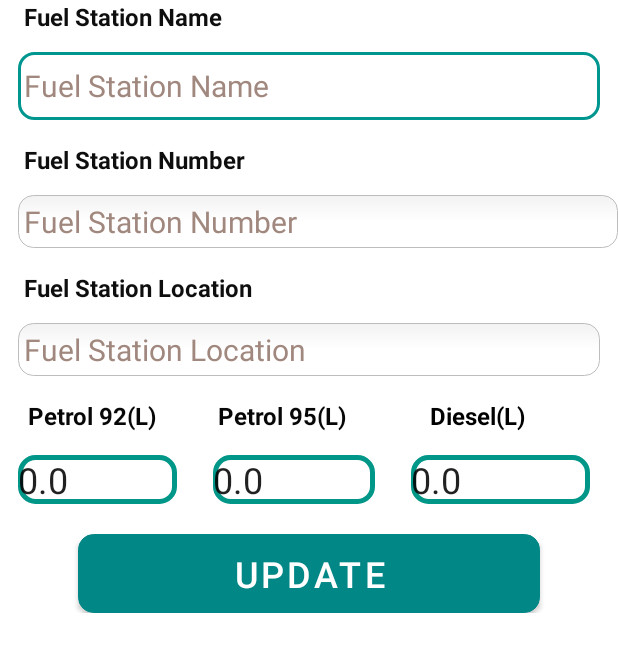
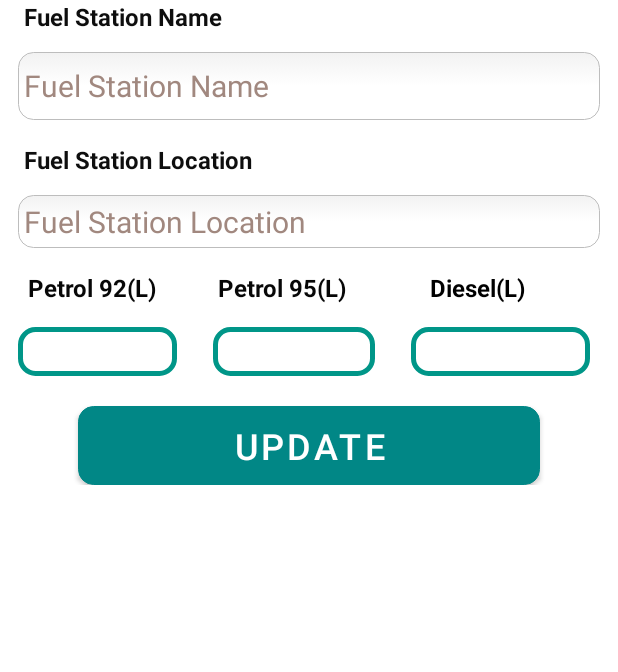
Before and after one commit to Isini-Dananjana/My-Fuel-App, an Android app: the AdminHome screen opened directly, with no data from a screen before it, after a tap on "Update Fuel Locator", on a phone screen of 412 x 824 dp, the part 328-1000 px from its top. Run offline under Robolectric (Android 15) with nearby library versions, the phone set to English and light mode, and no system bars; Roboto replaces fonts that are not available here; 9 statements that could not run were skipped.

Commit message:
implemented admin fuel update

```diff
--- a/app/src/main/java/com/example/myfuelapp/AddFuelLoactor.java
+++ b/app/src/main/java/com/example/myfuelapp/AddFuelLoactor.java
@@ -4,30 +4,41 @@ import androidx.appcompat.app.AppCompatActivity;
 
 import android.content.Intent;
 import android.os.Bundle;
+import android.util.Log;
+import android.view.View;
+import android.widget.Button;
 import android.widget.EditText;
+import android.widget.Toast;
 
 import java.util.List;
 
 import model.FuelStationModel;
 import model.FuelTypeModel;
+import remote.APIUtils;
+import remote.FuelStationService;
+import retrofit2.Call;
+import retrofit2.Callback;
+import retrofit2.Response;
 
 public class AddFuelLoactor extends AppCompatActivity {
     FuelStationModel fuelStation;
     EditText stationName, stationLocation, petrol92, petrol95, diesel;
-    double p92;
-    double p95;
-    double d;
+    FuelTypeModel p92, p95, d;
     List<FuelTypeModel> fuelTypeList;
-
+    FuelStationService fuelStationService;
+    Button btnUpdate;
+    boolean valid;
 
     @Override
     protected void onCreate(Bundle savedInstanceState) {
         super.onCreate(savedInstanceState);
         setContentView(R.layout.activity_add_fuel_loactor);
 
+        btnUpdate = (Button) findViewById(R.id.btnUpdateFuelStationAdmin);
+        valid = false;
         Intent intent = getIntent();
         fuelStation = (FuelStationModel) intent.getSerializableExtra("FUEL_STATION_DETAILS");
-
+        fuelStationService = APIUtils.getFuelStationService();
         stationName = findViewById(R.id.etFuelStationName);
         stationLocation = findViewById(R.id.etFuelStationLocation2);
         petrol92 = findViewById(R.id.editTextPetrol92);
@@ -37,22 +48,72 @@ public class AddFuelLoactor extends AppCompatActivity {
         stationName.setText(fuelStation.getName());
         stationLocation.setText(fuelStation.getArea());
 
+        stationName.setFocusable(false);
+        stationLocation.setFocusable(false);
+
         fuelTypeList = fuelStation.getFuelTypes();
         //Get fuel types
         for (FuelTypeModel fuelType : fuelTypeList) {
             if (fuelType.getFuelType().equals("P95")) {
-                p95 = fuelType.getNoOfLitters();
-            } else if (fuelType.getFuelType().equals("P92")) {
-                p92 = fuelType.getNoOfLitters();
-            } else {
-                d = fuelType.getNoOfLitters();
+                p95 = fuelType;
+            }
+            else if (fuelType.getFuelType().equals("P92")) {
+                p92 = fuelType;
+            }
+            else {
+                d = fuelType;
+            }
+        }
+        petrol92.setText(Double.toString(p92.getNoOfLitters()));
+        petrol95.setText(Double.toString(p95.getNoOfLitters()));
+        diesel.setText(Double.toString(d.getNoOfLitters()));
+    }
+
+    public void onClick(View view) {
+        switch(view.getId()){
+            case R.id.btnUpdateFuelStationAdmin:
+                if (valid){
+                    p92.setNoOfLitters(Double.parseDouble(petrol92.getText().toString()));
+                    p95.setNoOfLitters(Double.parseDouble(petrol95.getText().toString()));
+                    d.setNoOfLitters(Double.parseDouble(diesel.getText().toString()));
+                    fuelStation.setFuelTypes(fuelTypeList);
+                    updateFuelStation(fuelStation);
+                }
+                break;
+        }
+    }
+
+    public void validate(){
+        if(Double.parseDouble(petrol92.getText().toString())<0 || Double.parseDouble(petrol95.getText().toString())<0 || Double.parseDouble(diesel.getText().toString())<0  ){
+            valid = false;
+            Toast.makeText(AddFuelLoactor.this, "Number of liters cannot be a negative value", Toast.LENGTH_SHORT).show();
+        }
+        else if(petrol92.getText().toString().isEmpty() || petrol95.getText().toString().isEmpty() || diesel.getText().toString().isEmpty()){
+            valid = false;
+            Toast.makeText(AddFuelLoactor.this, "Please fill all the fields", Toast.LENGTH_SHORT).show();
+        }
+        else
+            valid = true;
+
+    }
+
+    public void updateFuelStation(FuelStationModel fuelStationModel){
+        Call<FuelStationModel> call = fuelStationService.updateFuelStation(fuelStationModel.getId() , fuelStationModel);
+        call.enqueue(new Callback<FuelStationModel>() {
+            @Override
+            public void onResponse(Call<FuelStationModel> call, Response<FuelStationModel> response) {
+                if(response.isSuccessful()){
+                    Toast.makeText(AddFuelLoactor.this, "Successfully updated details!", Toast.LENGTH_SHORT).show();
+
+                }else{
+                    Toast.makeText(AddFuelLoactor.this, "update failed", Toast.LENGTH_SHORT).show();
+                }
             }
 
-
-            petrol92.setText(Double.toString(p92));
-            petrol95.setText(Double.toString(p95));
-            diesel.setText(Double.toString(d));
-
-        }
+            @Override
+            public void onFailure(Call<FuelStationModel> call, Throwable t) {
+                Log.e("ERROR: ", t.getMessage());
+            }
+        });
     }
 }
--- a/app/src/main/java/com/example/myfuelapp/AdminHome.java
+++ b/app/src/main/java/com/example/myfuelapp/AdminHome.java
@@ -24,7 +24,9 @@ public class AdminHome extends AppCompatActivity {
     FuelStationService fuelStationService;
     List<FuelStationModel> fuelStationList;
     FuelStationModel filteredFuelStation;
-    String userId = "635c3c5108345fe78e7e6e4d";
+    String userId;
+
+//    String userId = "635c3c5108345fe78e7e6e4d";
 
     Button viewFuelStations,updateFuelLocator;
 
@@ -32,7 +34,8 @@ public class AdminHome extends AppCompatActivity {
     protected void onCreate(Bundle savedInstanceState) {
         super.onCreate(savedInstanceState);
         setContentView(R.layout.activity_admin_home);
-
+        Intent intent = getIntent();
+        userId = intent.getStringExtra("USER_ID");
         viewFuelStations = (Button) findViewById(R.id.btn_pump_stations);
         updateFuelLocator = (Button) findViewById(R.id.btn_update_fuel_stat);
 
--- a/app/src/main/java/com/example/myfuelapp/MainActivity.java
+++ b/app/src/main/java/com/example/myfuelapp/MainActivity.java
@@ -85,7 +85,7 @@ public class MainActivity extends AppCompatActivity {
                 if(response.code() == 200){
 
                     if(response.body().getId() != null){
-
+                        String userId = response.body().getId();
                         Toast.makeText(MainActivity.this,"User Logged in successfully ",Toast.LENGTH_LONG).show();
 
                         switch (response.body().getType()){
@@ -97,6 +97,7 @@ public class MainActivity extends AppCompatActivity {
                             default:
                                 //Navigate to admin UI
                                 Intent intent1 = new Intent(MainActivity.this,AdminHome.class);
+                                intent1.putExtra("USER_ID", userId);
                                 startActivity(intent1);
                         }
                     }else{
--- a/app/src/main/java/model/FuelStationModel.java
+++ b/app/src/main/java/model/FuelStationModel.java
@@ -31,9 +31,6 @@ public class FuelStationModel implements Serializable {
     @SerializedName("name")
     @Expose
     private String name;
-    @SerializedName("ownerId")
-    @Expose
-    private String ownerId;
     @SerializedName("currentQueSize")
     @Expose
     private int currentQueSize;
@@ -99,9 +96,6 @@ public class FuelStationModel implements Serializable {
     public void setUpdateVersionCount(int updateVersionCount) {
         this.updateVersionCount = updateVersionCount;
     }
-    public String getOwnerId() {
-        return ownerId;
-    }
     public List<FuelTypeModel> getFuelTypes() {
         return fuelTypes;
     }
--- a/app/src/main/java/model/FuelTypeModel.java
+++ b/app/src/main/java/model/FuelTypeModel.java
@@ -1,4 +1,6 @@
 package model;
+
+import android.text.Editable;
 
 import com.google.gson.annotations.Expose;
 import com.google.gson.annotations.SerializedName;
--- a/app/src/main/res/layout/activity_add_fuel_loactor.xml
+++ b/app/src/main/res/layout/activity_add_fuel_loactor.xml
@@ -61,31 +61,6 @@
                     android:layout_marginBottom="15dp"
                     android:background="@drawable/edittext_rounded_corners"
                     android:hint="Fuel Station Name"
-                    android:importantForAutofill="no"
-                    android:inputType="textPersonName"
-                    android:textColorHint="#A1887F"
-                    android:textSize="20sp" />
-
-                <TextView
-                    android:id="@+id/textView6"
-                    android:layout_width="match_parent"
-                    android:layout_height="29dp"
-                    android:text="    Fuel Station Number"
-                    android:textColor="#0E0E0E"
-                    android:textSize="16sp"
-                    android:textStyle="bold" />
-
-                <EditText
-                    android:id="@+id/etFuelStationLocation"
-                    android:layout_width="400dp"
-                    android:layout_height="wrap_content"
-                    android:layout_marginStart="12dp"
-                    android:layout_marginTop="5dp"
-                    android:layout_marginEnd="12dp"
-                    android:layout_marginBottom="15dp"
-                    android:background="@drawable/edittext_rounded_corners"
-                    android:ems="10"
-                    android:hint="Fuel Station Number"
                     android:importantForAutofill="no"
                     android:inputType="textPersonName"
                     android:textColorHint="#A1887F"
@@ -205,7 +180,7 @@
                 </TableRow>
 
                 <Button
-                    android:id="@+id/btnRegisterFuel"
+                    android:id="@+id/btnUpdateFuelStationAdmin"
                     android:layout_width="308dp"
                     android:layout_height="wrap_content"
                     android:layout_gravity="center_horizontal"
@@ -214,6 +189,7 @@
                     android:layout_marginEnd="12dp"
                     android:background="@drawable/edittext_rounded_corners"
                     android:backgroundTint="#009688"
+                    android:onClick="onClick"
                     android:paddingLeft="50dp"
                     android:paddingRight="50dp"
                     android:text="UPDATE"
```
